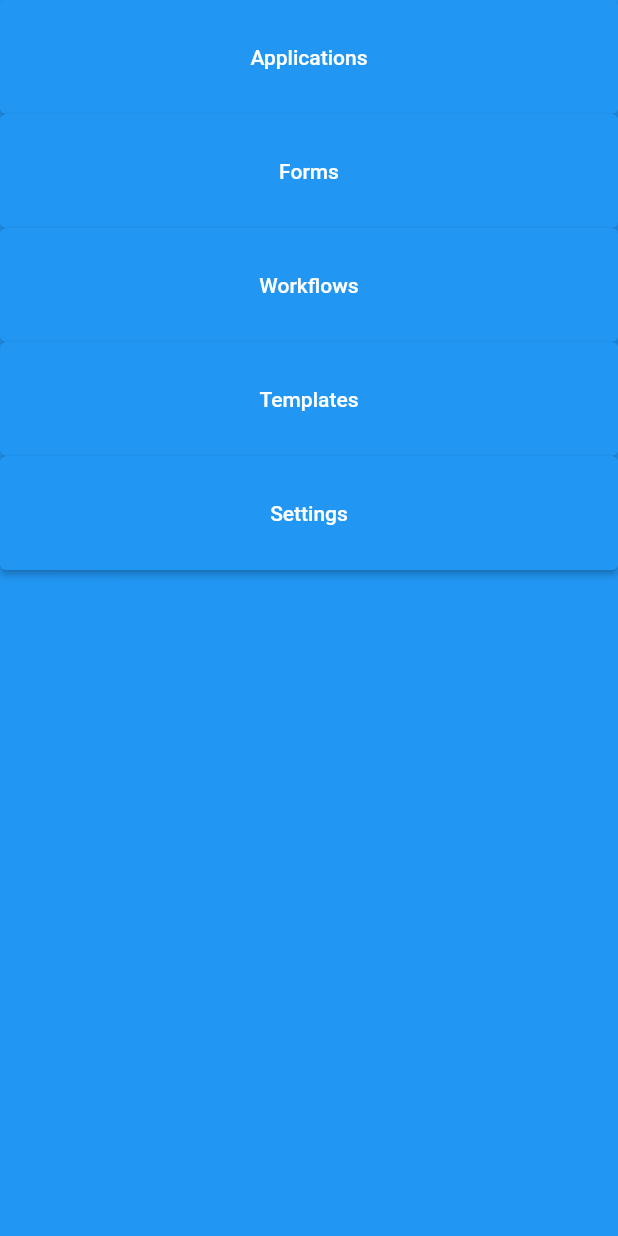
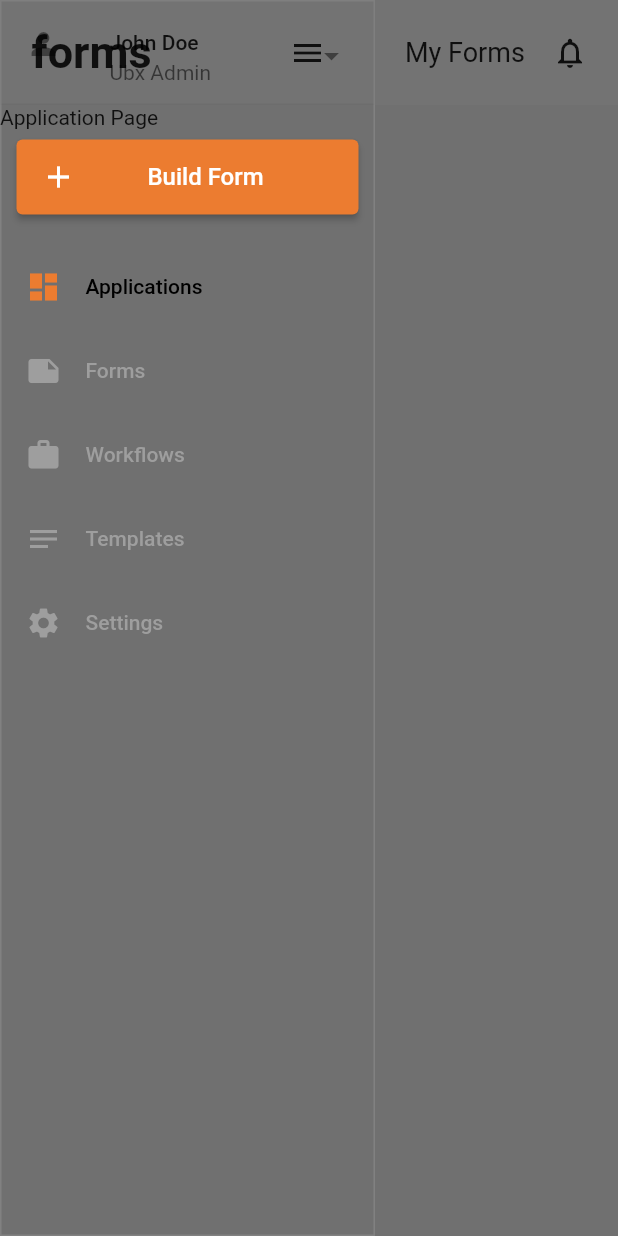
Before and after one commit to paodzon/flutter_web, a Flutter app: the screen it shows after launch, with the side drawer open, on a phone screen of 412 x 824 dp. Run offline on Flutter 3.47's test engine with Material 2 defaults, Android fonts, the phone set to English and light mode, and no system bars; our stand-ins replace get.

Commit message:
feat: sidebar and header layout

```diff
--- a/lib/app/constants.dart
+++ b/lib/app/constants.dart
@@ -1,9 +1,30 @@
+import 'package:flutter/material.dart';
 import 'package:flutter_web/app/routes/routes.dart';
 
 const sideMenuOptions = [
-  {"title": "Applications", "route": RoutesList.applications},
-  {"title": "Forms", "route": RoutesList.forms},
-  {"title": "Workflows", "route": RoutesList.workflows},
-  {"title": "Templates", "route": RoutesList.templates},
-  {"title": "Settings", "route": RoutesList.settings},
+  {
+    "title": "Applications",
+    "route": RoutesList.applications,
+    "icon": Icons.dashboard,
+  },
+  {
+    "title": "Forms",
+    "route": RoutesList.forms,
+    "icon": Icons.note,
+  },
+  {
+    "title": "Workflows",
+    "route": RoutesList.workflows,
+    "icon": Icons.work,
+  },
+  {
+    "title": "Templates",
+    "route": RoutesList.templates,
+    "icon": Icons.notes,
+  },
+  {
+    "title": "Settings",
+    "route": RoutesList.settings,
+    "icon": Icons.settings,
+  },
 ];
--- a/lib/app/routes/routes_list.dart
+++ b/lib/app/routes/routes_list.dart
@@ -9,10 +9,24 @@ import 'package:get/get.dart';
 class Routes {
   static List<GetPage> route = [
     GetPage(
-        name: RoutesList.applications, page: () => const ApplicationsPage()),
-    GetPage(name: RoutesList.forms, page: () => const FormsPage()),
-    GetPage(name: RoutesList.workflows, page: () => const WorkflowsPage()),
-    GetPage(name: RoutesList.templates, page: () => const TemplatesPage()),
-    GetPage(name: RoutesList.settings, page: () => const SettingsPage()),
+        name: RoutesList.applications,
+        page: () => const ApplicationsPage(),
+        transition: Transition.noTransition),
+    GetPage(
+        name: RoutesList.forms,
+        page: () => const FormsPage(),
+        transition: Transition.noTransition),
+    GetPage(
+        name: RoutesList.workflows,
+        page: () => const WorkflowsPage(),
+        transition: Transition.noTransition),
+    GetPage(
+        name: RoutesList.templates,
+        page: () => const TemplatesPage(),
+        transition: Transition.noTransition),
+    GetPage(
+        name: RoutesList.settings,
+        page: () => const SettingsPage(),
+        transition: Transition.noTransition),
   ];
 }
--- a/lib/presentation/pages/settings/settings_page.dart
+++ b/lib/presentation/pages/settings/settings_page.dart
@@ -1,12 +1,15 @@
 import 'package:flutter/material.dart';
+import 'package:flutter_web/presentation/widgets/layout.dart';
 
 class SettingsPage extends StatelessWidget {
   const SettingsPage({Key? key}) : super(key: key);
 
   @override
   Widget build(BuildContext context) {
-    return Scaffold(
-      body: Text('Settings'),
+    return Layout(
+      contentPage: Container(
+        child: Text('Settings Page'),
+      ),
     );
   }
 }
--- a/lib/presentation/pages/templates/templates_page.dart
+++ b/lib/presentation/pages/templates/templates_page.dart
@@ -1,12 +1,15 @@
 import 'package:flutter/material.dart';
+import 'package:flutter_web/presentation/widgets/layout.dart';
 
 class TemplatesPage extends StatelessWidget {
   const TemplatesPage({Key? key}) : super(key: key);
 
   @override
   Widget build(BuildContext context) {
-    return Scaffold(
-      body: Text('Templates Page'),
+    return Layout(
+      contentPage: Container(
+        child: Text('Templates Page'),
+      ),
     );
   }
 }
--- a/lib/presentation/pages/workflows/workflows_page.dart
+++ b/lib/presentation/pages/workflows/workflows_page.dart
@@ -1,12 +1,15 @@
 import 'package:flutter/material.dart';
+import 'package:flutter_web/presentation/widgets/layout.dart';
 
 class WorkflowsPage extends StatelessWidget {
   const WorkflowsPage({Key? key}) : super(key: key);
 
   @override
   Widget build(BuildContext context) {
-    return Scaffold(
-      body: Text('Workflows Page'),
+    return Layout(
+      contentPage: Container(
+        child: Text('Workflows Page'),
+      ),
     );
   }
 }
--- /dev/null
+++ b/lib/presentation/widgets/header.dart
@@ -0,0 +1,42 @@
+import 'package:flutter/material.dart';
+
+class Header extends StatelessWidget {
+  const Header({Key? key}) : super(key: key);
+
+  @override
+  Widget build(BuildContext context) {
+    return Row(
+      children: [
+        Container(
+          width: 250,
+          padding: const EdgeInsets.symmetric(horizontal: 20, vertical: 10),
+          decoration:
+              BoxDecoration(border: Border.all(color: const Color(0xffEEEEEE))),
+          child: Row(
+            mainAxisAlignment: MainAxisAlignment.spaceBetween,
+            children: [
+              const Text(
+                'forms',
+                style: TextStyle(fontWeight: FontWeight.bold, fontSize: 30),
+              ),
+              IconButton(onPressed: () {}, icon: const Icon(Icons.menu))
+            ],
+          ),
+        ),
+        Container(
+          padding: const EdgeInsets.symmetric(horizontal: 20),
+          width: MediaQuery.of(context).size.width - 250,
+          child: Row(
+              mainAxisAlignment: MainAxisAlignment.spaceBetween,
+              children: const [
+                Text(
+                  'My Forms',
+                  style: TextStyle(fontSize: 18),
+                ),
+                Icon(Icons.notifications_none_outlined)
+              ]),
+        )
+      ],
+    );
+  }
+}
--- a/lib/presentation/widgets/layout.dart
+++ b/lib/presentation/widgets/layout.dart
@@ -1,6 +1,6 @@
 import 'package:flutter/material.dart';
 import 'package:flutter_web/app/responsive.dart';
-import 'package:flutter_web/presentation/pages/applications/applications_page.dart';
+import 'package:flutter_web/presentation/widgets/header.dart';
 import 'package:flutter_web/presentation/widgets/sidemenu.dart';
 
 class Layout extends StatelessWidget {
@@ -12,14 +12,24 @@ class Layout extends StatelessWidget {
   Widget build(BuildContext context) {
     return Scaffold(
       drawer: const SideMenu(),
-      body: SafeArea(
-        child: Row(children: [
-          if (Responsive.isDesktop(context) || Responsive.isTablet(context))
-            const Expanded(
-              child: SideMenu(),
-            ),
-          Expanded(flex: 6, child: contentPage),
-        ]),
+      body: Column(
+        children: [
+          const Expanded(flex: 0, child: Header()),
+          Expanded(
+            flex: 6,
+            child: Row(children: [
+              if (Responsive.isDesktop(context)) const SideMenu(),
+              Container(
+                width: Responsive.isDesktop(context)
+                    ? MediaQuery.of(context).size.width - 250
+                    : MediaQuery.of(context).size.width,
+                height: MediaQuery.of(context).size.height,
+                color: const Color(0xffF5F5F5),
+                child: contentPage,
+              ),
+            ]),
+          )
+        ],
       ),
     );
   }
--- a/lib/presentation/widgets/sidemenu.dart
+++ b/lib/presentation/widgets/sidemenu.dart
@@ -7,20 +7,61 @@ class SideMenu extends StatelessWidget {
 
   @override
   Widget build(BuildContext context) {
+    var currentRoute = ModalRoute.of(context)?.settings.name;
     const List options = sideMenuOptions;
     return Container(
-      color: Colors.blue,
+      width: 250,
+      decoration: BoxDecoration(
+        border: Border.all(color: Colors.white12),
+      ),
       child: Column(
         children: [
+          InkWell(
+            onTap: () {},
+            child: const ListTile(
+              tileColor: Color(0xffF5F5F5),
+              leading: Icon(Icons.person),
+              title: Text('John Doe'),
+              subtitle: Text('Ubx Admin'),
+              trailing: Icon(Icons.arrow_drop_down_sharp),
+            ),
+          ),
+          const SizedBox(height: 20),
+          Padding(
+            padding: const EdgeInsets.symmetric(horizontal: 10),
+            child: ElevatedButton(
+              style: ElevatedButton.styleFrom(
+                primary: const Color(0xffEC7C30),
+                minimumSize: const Size.fromHeight(
+                    50), // fromHeight use double.infinity as width and 40 is the height
+              ),
+              child: Row(
+                mainAxisAlignment: MainAxisAlignment.start,
+                children: const [
+                  Icon(Icons.add),
+                  Flexible(
+                    child: Center(
+                      child: Text(
+                        'Build Form',
+                        style: TextStyle(fontSize: 16),
+                      ),
+                    ),
+                  )
+                ],
+              ),
+              onPressed: () {},
+            ),
+          ),
+          const SizedBox(height: 20),
           ListView.builder(
             shrinkWrap: true,
             itemCount: options.length,
             itemBuilder: (context, index) {
-              return ElevatedButton(
-                  style: ElevatedButton.styleFrom(
-                      padding: const EdgeInsets.all(30)),
-                  onPressed: () => Get.toNamed(options[index]['route']),
-                  child: Text(options[index]['title']));
+              return DrawerListTile(
+                  selected: options[index]['route'] == currentRoute,
+                  title: options[index]['title'],
+                  icon: options[index]['icon'],
+                  press: () => Get.toNamed(options[index]['route']));
             },
           ),
         ],
@@ -28,3 +69,36 @@ class SideMenu extends StatelessWidget {
     );
   }
 }
+
+class DrawerListTile extends StatelessWidget {
+  const DrawerListTile(
+      {Key? key,
+      // For selecting those three line once press "Command+D"
+      required this.title,
+      required this.icon,
+      required this.press,
+      required this.selected})
+      : super(key: key);
+
+  final String title;
+  final IconData icon;
+  final VoidCallback press;
+  final bool selected;
+
+  @override
+  Widget build(BuildContext context) {
+    return ListTile(
+      onTap: press,
+      horizontalTitleGap: 0.0,
+      leading: Icon(
+        icon,
+        color: selected ? Color(0xffEC7C30) : Colors.grey,
+      ),
+      tileColor: selected ? const Color(0xffFDF4E3) : null,
+      title: Text(
+        title,
+        style: TextStyle(color: selected ? Colors.black : Colors.grey),
+      ),
+    );
+  }
+}
```
Also changed, not shown: lib/presentation/pages/forms/forms_page.dart (+4 -3 lines).
